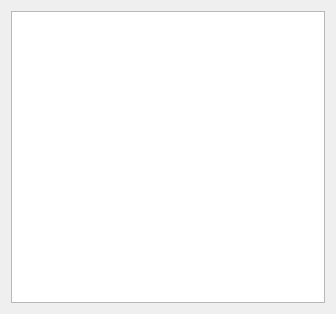
tineras/TinerasNES_Reworked, file src/ram_viewer.ui: the form before one commit.
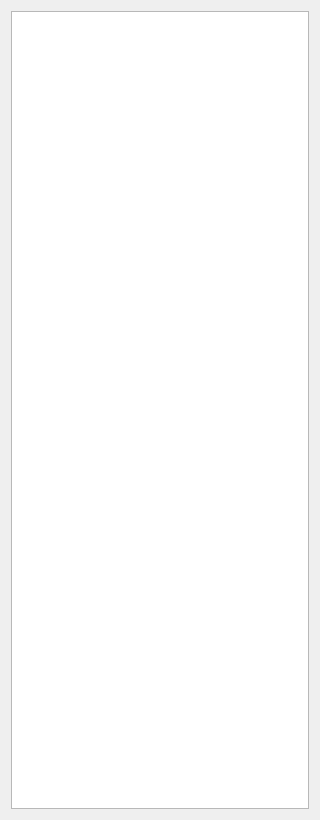
The form after the commit.

Commit message: Prevent ram viewer from crashing. Resize ram viewer window so all contents are viewable by default.

What changed in the file:
```diff
--- a/src/ram_viewer.ui
+++ b/src/ram_viewer.ui
@@ -6,8 +6,8 @@
    <rect>
     <x>0</x>
     <y>0</y>
-    <width>336</width>
-    <height>314</height>
+    <width>320</width>
+    <height>820</height>
    </rect>
   </property>
   <property name="windowTitle">
```
The commit also changes 1 other file.
